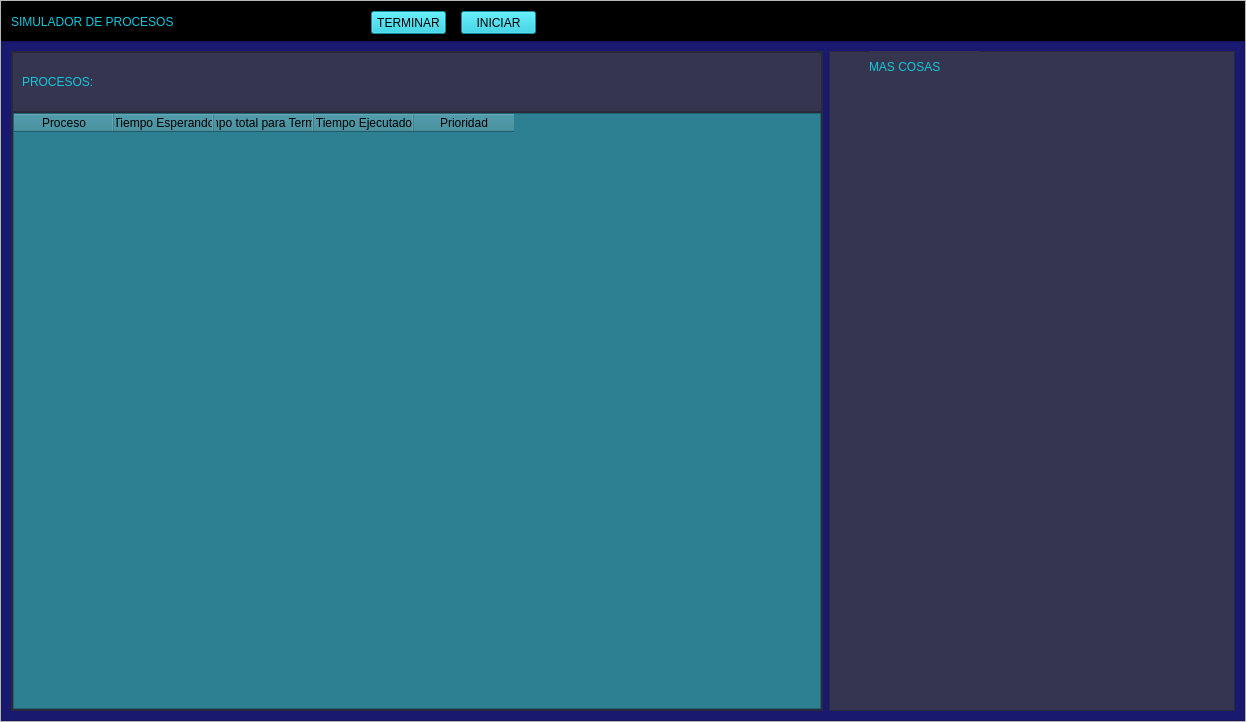
Above: view/view.ui from JesusAbarcaRodriguez/process-simulator before the change. Below: the same form after it.
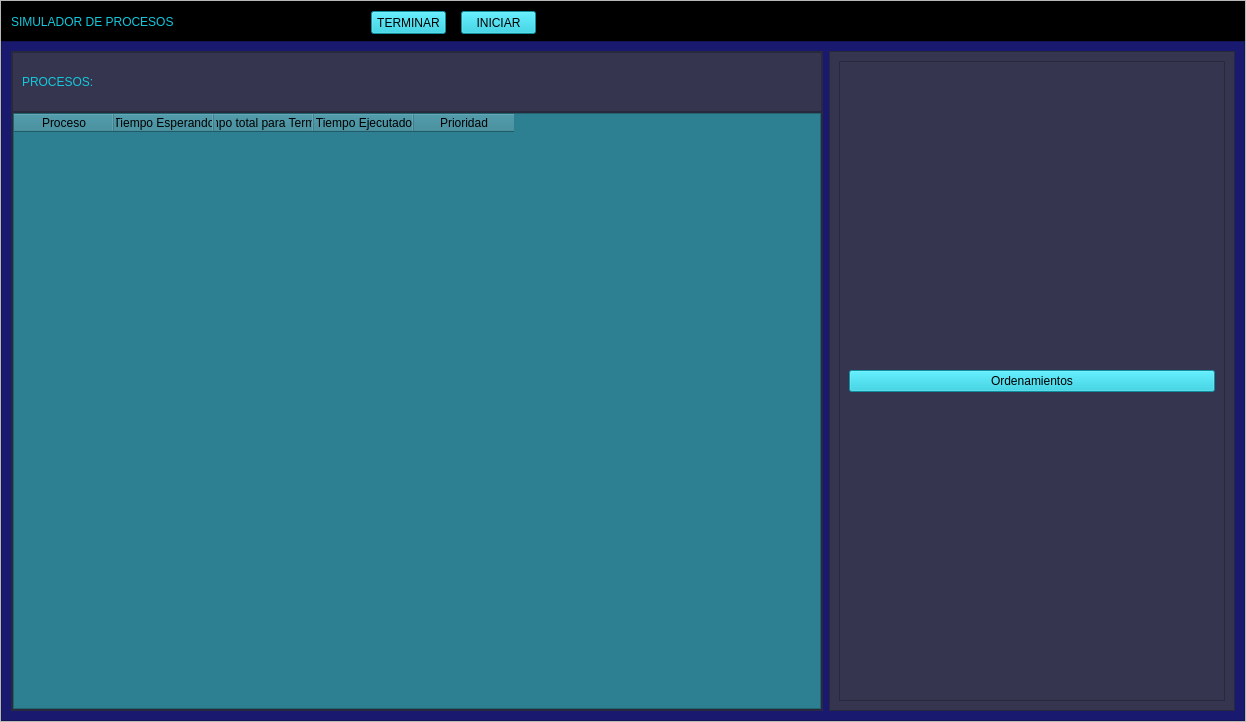
That is the form after the change.

Commit message: Add sorting functionality to process list

Diff of the .ui file:
```diff
--- a/view/view.ui
+++ b/view/view.ui
@@ -257,23 +257,30 @@
             <property name="frameShadow">
              <enum>QFrame::Raised</enum>
             </property>
-            <widget class="QLabel" name="label_3">
-             <property name="geometry">
-              <rect>
-               <x>40</x>
-               <y>0</y>
-               <width>111</width>
-               <height>31</height>
-              </rect>
-             </property>
+            <layout class="QVBoxLayout" name="verticalLayout">
+             <item>
+              <widget class="QFrame" name="frame_4">
+               <property name="frameShape">
+                <enum>QFrame::StyledPanel</enum>
+               </property>
+               <property name="frameShadow">
+                <enum>QFrame::Raised</enum>
+               </property>
+               <layout class="QVBoxLayout" name="verticalLayout_5">
+                <item>
+                 <widget class="QPushButton" name="btn_sort">
              <property name="styleSheet">
-              <string notr="true">color: rgb(20, 200, 220);
-font: 87 12pt &quot;Arial Black&quot;;</string>
+                   <string notr="true">background-color: rgb(20, 200, 220);</string>
              </property>
              <property name="text">
-              <string>MAS COSAS</string>
-             </property>
-            </widget>
+                   <string>Ordenamientos</string>
+                  </property>
+                 </widget>
+                </item>
+               </layout>
+              </widget>
+             </item>
+            </layout>
            </widget>
           </item>
          </layout>
```
Lines whose indentation alone changed are shown as unchanged. The commit also changes 2 other files.
